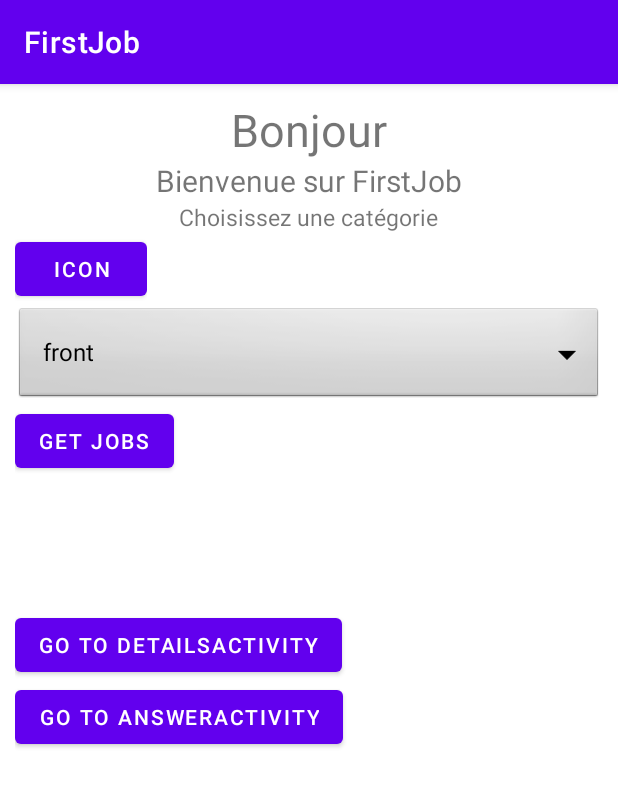
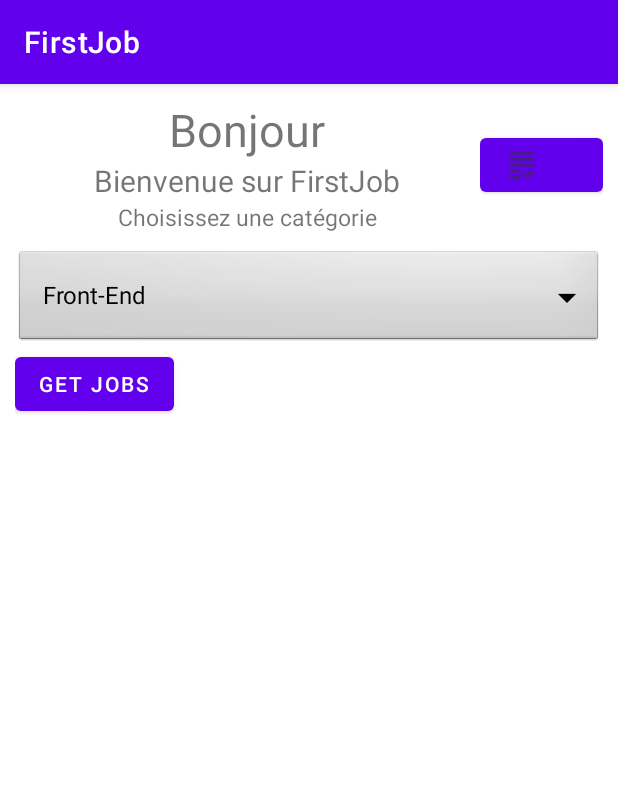
Before and after one commit to TheoG71/FirstJob, an Android app: the screen it shows after launch (MainActivity), after a tap on "GET JOBS", on a phone screen of 412 x 824 dp. Shown: the top 787 px of the screen. Run offline under Robolectric (Android 15) with nearby library versions, the phone set to English and light mode, and no system bars; our stand-ins replace Volley; network calls fail.

Commit message:
layout of MainActivity

```diff
--- a/app/src/main/java/com/example/firstjob/MainActivity.java
+++ b/app/src/main/java/com/example/firstjob/MainActivity.java
@@ -40,12 +40,11 @@ public class MainActivity extends AppCompatActivity {
         super.onCreate(savedInstanceState);
         setContentView(R.layout.activity_main);
 
-        Button btn_D = (Button) findViewById(R.id.btn_details);
-        Button btn_A = (Button) findViewById(R.id.btn_answer);
+        Button mButtonAnswer = (Button) findViewById(R.id.btn_answer);
 
 
 
-        btn_A.setOnClickListener(new View.OnClickListener() {
+        mButtonAnswer.setOnClickListener(new View.OnClickListener() {
             @Override
             public void onClick(View v) {
                 openActivityAnswer();
@@ -53,35 +52,31 @@ public class MainActivity extends AppCompatActivity {
         });
 
         Spinner dropdown = findViewById(R.id.category);
-        String[] items = new String[]{"front", "front", "back", "Magasin", "Livreur", "Baby sitter", "Serveur", "Pet sitter"};
-        ArrayAdapter<String> adapter = new ArrayAdapter<>(this, android.R.layout.simple_spinner_dropdown_item, items);
+        String[] mItems = new String[]{"Front-End", "Back-End", "Full Stack", "Java", "C/C++", "Server", "Python"};
+        ArrayAdapter<String> adapter = new ArrayAdapter<>(this, android.R.layout.simple_spinner_dropdown_item, mItems);
         dropdown.setSelection(0);
         dropdown.setAdapter(adapter);
 
-        Button btn_getJobs = (Button) findViewById(R.id.actu);
+        Button mButtonGetJobs = (Button) findViewById(R.id.actu);
 
-        btn_getJobs.setOnClickListener(new View.OnClickListener() {
+        mButtonGetJobs.setOnClickListener(new View.OnClickListener() {
             @Override
             public void onClick(View v) {
-                String selected = dropdown.getSelectedItem().toString();
+                String mValueSelected = dropdown.getSelectedItem().toString();
 
-                TextView txt = (TextView) findViewById(R.id.test);
-                TextView title = (TextView) findViewById(R.id.title);
-                TextView desc = (TextView) findViewById(R.id.desc);
-
-                String URL = "https://jobs.github.com/positions.json?description=" + selected;
+                String mURL = "https://jobs.github.com/positions.json?description=" + mValueSelected;
 
 
                 RequestQueue requestQueue = Volley.newRequestQueue(MainActivity.this);
                 JsonArrayRequest objectRequest = new JsonArrayRequest(
-                        Request.Method.GET, URL, null, new Response.Listener<JSONArray>() {
+                        Request.Method.GET, mURL, null, new Response.Listener<JSONArray>() {
                     @Override
                     public void onResponse(JSONArray response) {
                         Log.e("Rest Response", response.toString());
 
 
                         try {
-                            List<AnswerItem> answerItemList = new ArrayList<>();
+                            List<AnswerItem> mAnswerItemList = new ArrayList<>();
 
                             ListView listView = (ListView)findViewById(R.id.list);
                             //ArrayList<String> arrayList = new ArrayList<>();
@@ -90,15 +85,16 @@ public class MainActivity extends AppCompatActivity {
                             for (int i=0;i < response.length() ;i++){
                                 main = response.getJSONObject(i);
                                 String desc = main.getString("description");
+                                desc = desc.replaceAll("\\<.*?>", "");
                                 desc = desc.substring(0,50);
                                 desc += "...";
-                                answerItemList.add(new AnswerItem(main.getString("title"), desc));
+                                mAnswerItemList.add(new AnswerItem(main.getString("title"), desc));
                                 //arrayList.add(main.getString("title"));
                             }
 
                             //ArrayAdapter arrayAdapter = new ArrayAdapter(MainActivity.this,android.R.layout.simple_list_item_1,arrayList);
                             //listView.setAdapter(arrayAdapter);
-                            listView.setAdapter(new AnswerItemAdapter(MainActivity.this, answerItemList));
+                            listView.setAdapter(new AnswerItemAdapter(MainActivity.this, mAnswerItemList));
 
                             listView.setOnItemClickListener(new AdapterView.OnItemClickListener() {
                                 @Override
@@ -106,12 +102,12 @@ public class MainActivity extends AppCompatActivity {
                                     ArrayList info = new ArrayList();
 
                                     try {
-                                        JSONObject main2 = response.getJSONObject(position);
-                                        info.add(main2.getString("created_at"));
-                                        info.add(main2.getString("company"));
-                                        info.add(main2.getString("location"));
-                                        info.add(main2.getString("title"));
-                                        info.add(main2.getString("description"));
+                                        JSONObject mInfoAPI = response.getJSONObject(position);
+                                        info.add(mInfoAPI.getString("created_at"));
+                                        info.add(mInfoAPI.getString("company"));
+                                        info.add(mInfoAPI.getString("location"));
+                                        info.add(mInfoAPI.getString("title"));
+                                        info.add(mInfoAPI.getString("description"));
                                         //ajouter un bool pour le bouton de truc de ces grands morts
                                     } catch (JSONException e) {
                                         e.printStackTrace();
@@ -121,7 +117,6 @@ public class MainActivity extends AppCompatActivity {
                             });
 
                         } catch (JSONException e) {
-                            txt.setText("j'ai rien");
                             Toast.makeText(MainActivity.this, "j'ai rien recu", Toast.LENGTH_SHORT).show();
                             e.printStackTrace();
                         }
--- /dev/null
+++ b/app/src/main/res/drawable-anydpi/icone_anser_activity.xml
@@ -0,0 +1,11 @@
+<vector xmlns:android="http://schemas.android.com/apk/res/android"
+    android:width="24dp"
+    android:height="24dp"
+    android:viewportWidth="24"
+    android:viewportHeight="24"
+    android:tint="#333333"
+    android:alpha="0.6">
+  <path
+      android:fillColor="@android:color/white"
+      android:pathData="M4,7h16v2H4V7zM4,13h16v-2H4V13zM4,17h7v-2H4V17zM4,21h7v-2H4V21zM15.41,18.17L14,16.75l-1.41,1.41L15.41,21L20,16.42L18.58,15L15.41,18.17zM4,3v2h16V3H4z"/>
+</vector>
--- a/app/src/main/res/layout/activity_main.xml
+++ b/app/src/main/res/layout/activity_main.xml
@@ -10,6 +10,11 @@
 
     <LinearLayout
         android:layout_width="match_parent"
+        android:layout_height="wrap_content"
+        android:orientation="horizontal">
+
+        <LinearLayout
+            android:layout_width="310dp"
             android:layout_height="wrap_content"
             android:orientation="vertical">
 
@@ -34,70 +39,52 @@
                 android:textSize="15dp"
                 android:layout_gravity="center"
                 />
+        </LinearLayout>
 
         <RelativeLayout
             android:layout_width="wrap_content"
-            android:layout_height="wrap_content">
+            android:layout_height="wrap_content"
+            >
 
             <Button
+                android:id="@+id/btn_answer"
                 android:layout_width="wrap_content"
                 android:layout_height="wrap_content"
-                android:text="Icon"/>
+                android:drawableLeft="@drawable/icone_anser_activity"
+                android:layout_marginTop="20dp"/>
 
         </RelativeLayout>
+    </LinearLayout>
 
 
-    </LinearLayout>
 
     <Spinner
+        android:layout_marginTop="10dp"
         android:id="@+id/category"
         android:layout_width="match_parent"
         android:layout_height="wrap_content"
         android:background="@android:drawable/btn_dropdown"
         android:spinnerMode="dropdown"/>
 
-
     <Button
         android:id="@+id/actu"
         android:layout_width="wrap_content"
         android:layout_height="wrap_content"
         android:text="Get jobs"/>
-    <TextView
-        android:id="@+id/test"
-        android:layout_width="wrap_content"
+
+    <LinearLayout
+        android:layout_margin="30dp"
+        android:layout_width="fill_parent"
         android:layout_height="wrap_content"
-        />
-    <TextView
-        android:id="@+id/title"
-        android:layout_width="wrap_content"
-        android:layout_height="wrap_content"
-        />
-    <TextView
-        android:id="@+id/desc"
-        android:layout_width="wrap_content"
-        android:layout_height="wrap_content"
-        android:maxLength="100"
-        />
-
+        android:layout_weight="0.1"
+        android:orientation="horizontal">
 
         <ListView
             android:id="@+id/list"
             android:layout_width="wrap_content"
-        android:layout_height="wrap_content" />
-
-    <Button
-        android:layout_marginTop="30dp"
-        android:id="@+id/btn_details"
-        android:layout_width="wrap_content"
             android:layout_height="wrap_content"
-        android:text="go to detailsActivity" />
-
-    <Button
-        android:id="@+id/btn_answer"
-        android:layout_width="wrap_content"
-        android:layout_height="wrap_content"
-        android:text="go to answerActivity"/>
-
-
+            />
 
     </LinearLayout>
+
+</LinearLayout>
```
Also changed, not shown: app/src/main/res/drawable-hdpi/icone_anser_activity.png (added), app/src/main/res/drawable-mdpi/icone_anser_activity.png (added), app/src/main/res/drawable-xhdpi/icone_anser_activity.png (added), app/src/main/res/drawable-xxhdpi/icone_anser_activity.png (added). Lines whose indentation alone changed are shown as unchanged.
